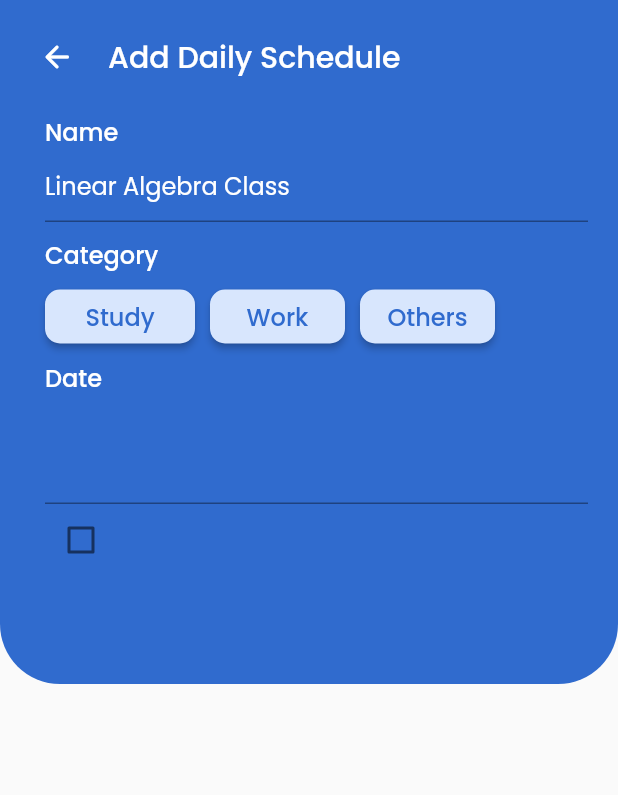
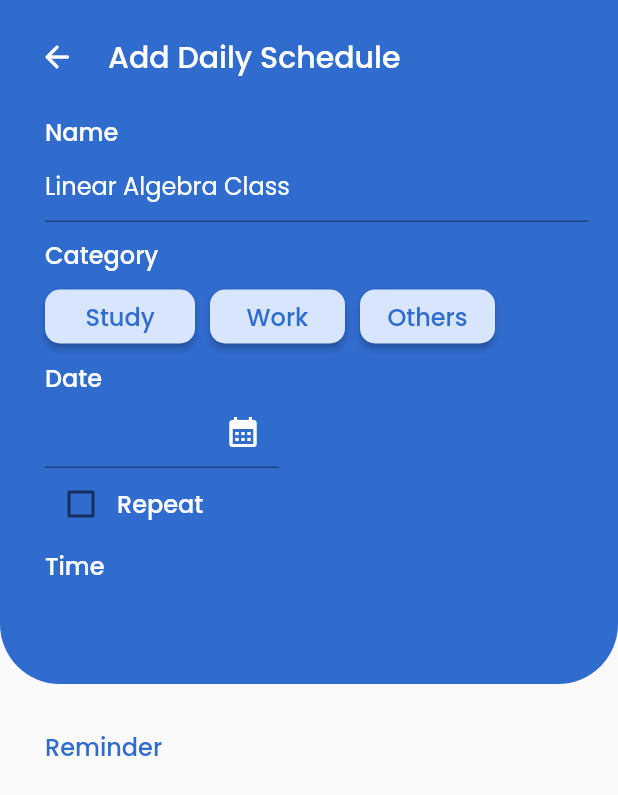
Before and after one commit to infolution-gsc/schealth, a Flutter app: the AddDaily screen opened directly, on a phone screen of 412 x 824 dp. Shown: the top 795 px of the screen. Run offline on Flutter 3.47's test engine with Material 2 defaults, Android fonts, the light colour scheme and no system bars; drawn by our look-alikes of date_field; our stand-ins replace firebase_auth, firebase_core, google_fonts, google_sign_in, syncfusion_flutter_calendar; accounts and stored records are empty.

Commit message:
feat: add_daily

```diff
--- a/lib/widget/add_daily.dart
+++ b/lib/widget/add_daily.dart
@@ -1,6 +1,7 @@
 import 'package:flutter/material.dart';
 import 'package:google_fonts/google_fonts.dart';
 import 'package:healthy_planner/utils/theme.dart';
+import 'package:date_field/date_field.dart';
 
 class AddDaily extends StatefulWidget {
   const AddDaily({super.key, this.restorationId});
@@ -40,7 +41,7 @@ class _AddDailyState extends State<AddDaily> with RestorationMixin {
           initialEntryMode: DatePickerEntryMode.calendarOnly,
           initialDate: DateTime.fromMillisecondsSinceEpoch(arguments! as int),
           firstDate: DateTime(2022),
-          lastDate: DateTime(2025),
+          lastDate: DateTime(2030),
         );
       },
     );
@@ -91,19 +92,21 @@ class _AddDailyState extends State<AddDaily> with RestorationMixin {
         ),
       ),
       body: Container(
+        width: MediaQuery.of(context).size.width,
+        child: SingleChildScrollView(
+          child: Column(
+            children: [
+              Container(
+                padding: const EdgeInsets.only(
+                    top: 20, bottom: 20, left: 30, right: 20),
                 height: 400,
-        width: MediaQuery.of(context).size.width,
-        padding: const EdgeInsets.all(20),
                 decoration: BoxDecoration(
                     color: blueBackground,
                     borderRadius: const BorderRadius.only(
                         bottomLeft: Radius.circular(40),
                         bottomRight: Radius.circular(40))),
-        child: SingleChildScrollView(
-          padding: const EdgeInsets.only(left: 10),
                 child: Column(
-              mainAxisAlignment: MainAxisAlignment.center,
-              crossAxisAlignment: CrossAxisAlignment.stretch,
+                    crossAxisAlignment: CrossAxisAlignment.start,
                     children: [
                       Text(
                         'Name',
@@ -204,27 +207,75 @@ class _AddDailyState extends State<AddDaily> with RestorationMixin {
                         ),
                       ),
                       Container(
-                  width: 100,
-                  child: TextFormField(
+                        padding: EdgeInsets.only(
+                            right: MediaQuery.of(context).size.width / 2),
+                        child: DateTimeFormField(
                           decoration: InputDecoration(
+                            hintStyle: const TextStyle(color: Colors.white),
                             border: const UnderlineInputBorder(),
-                    suffix: IconButton(
+                            suffixIcon: IconButton(
                               onPressed: () {
                                 _restorableDatePickerRouteFuture.present();
                               },
-                      icon: const Icon(Icons.calendar_month),
+                              icon: Icon(Icons.calendar_month),
                               color: Colors.white,
                             ),
-                  )),
+                          ),
+                        ),
                       ),
                       Container(
                         alignment: Alignment.centerLeft,
-                    child: Checkbox(
+                        child: Row(children: [
+                          Checkbox(
                             value: false,
                             onChanged: (value) {},
                             checkColor: Colors.white,
+                            activeColor: Colors.white,
+                          ),
+                          Text(
+                            'Repeat',
+                            style: GoogleFonts.poppins(
+                              fontSize: 16,
+                              fontWeight: FontWeight.w500,
+                              color: Colors.white,
+                            ),
+                          )
+                        ]),
+                      ),
+                      const SizedBox(
+                        height: 5,
+                      ),
+                      Text(
+                        'Time',
+                        style: GoogleFonts.poppins(
+                          fontSize: 16,
+                          fontWeight: FontWeight.w500,
+                          color: Colors.white,
+                        ),
+                      ),
+                    ]),
+              ),
+              Container(
+                color: Colors.transparent,
+                padding: const EdgeInsets.only(
+                    top: 10, left: 30, right: 20, bottom: 20),
+                alignment: Alignment.centerLeft,
+                child: Column(
+                    mainAxisAlignment: MainAxisAlignment.start,
+                    children: [
+                      const SizedBox(
+                        height: 20,
+                      ),
+                      Text('Reminder',
+                          style: GoogleFonts.poppins(
+                            fontSize: 16,
+                            fontWeight: FontWeight.w500,
+                            color: blueBackground,
                           )),
                     ]),
+              ),
+            ],
+          ),
         ),
       ),
     );
--- a/pubspec.yaml
+++ b/pubspec.yaml
@@ -33,6 +33,7 @@ dependencies:
   google_fonts: ^2.1.0
   circular_menu: ^1.2.3
   syncfusion_flutter_calendar: ^20.3.61
+  date_field: ^3.0.0
   # The following adds the Cupertino Icons font to your application.
   # Use with the CupertinoIcons class for iOS style icons.
   cupertino_icons: ^1.0.2
```
Also changed, not shown: pubspec.lock. Lines whose indentation alone changed are shown as unchanged.
